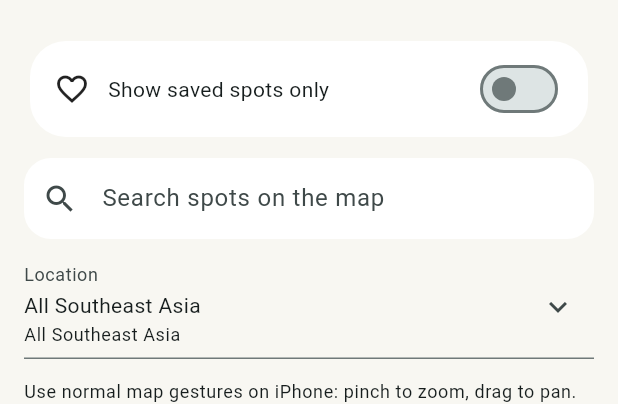
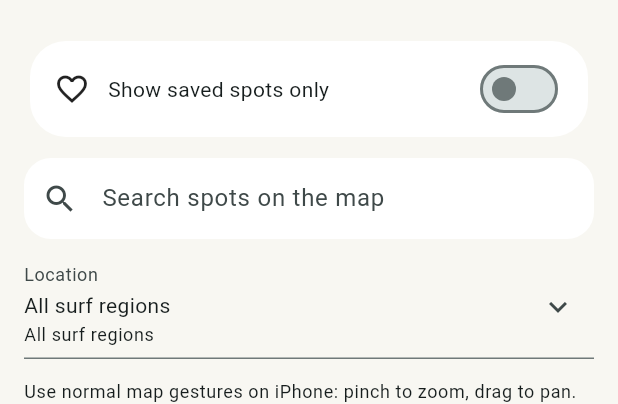
Before and after one commit to Tytansh/Tydes, a Flutter app: the SpotsMapPage screen opened directly, on a phone screen of 412 x 824 dp, the part 61-465 px from its top. Run offline on Flutter 3.47's test engine with Material 3 defaults, Android fonts, the phone set to English and light mode, and no system bars; drawn by our look-alikes of flutter_map; our stand-ins replace dio, flutter_local_notifications, flutter_riverpod, go_router, image_picker, latlong2 and 2 more; missing offline and left inert: purchases_flutter, video_compress; network calls fail.

Commit message:
Use inclusive surf map label

```diff
--- a/apps/mobile_flutter/lib/features/spots/spots_map_page.dart
+++ b/apps/mobile_flutter/lib/features/spots/spots_map_page.dart
@@ -18,7 +18,7 @@ const _difficultyAdvancedColor = Color(0xFFD75A4A);
 const _mapMarkerColor = Color(0xFF2AA7A1);
 const _mapMarkerSelectedColor = Color(0xFF0B6E6E);
 const _favoriteAccent = Color(0xFF2AA7A1);
-const _allCountriesLabel = 'All Southeast Asia';
+const _allCountriesLabel = 'All surf regions';
 const _allRegionsLabel = 'All regions';
 const _allAreasLabel = 'All areas';
 const _defaultMapTileUrlTemplate =
```
